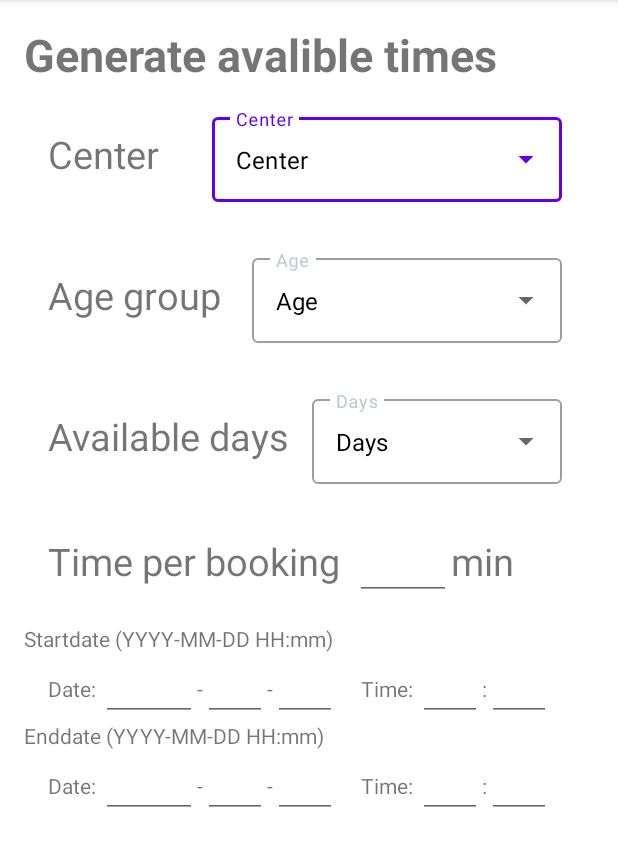
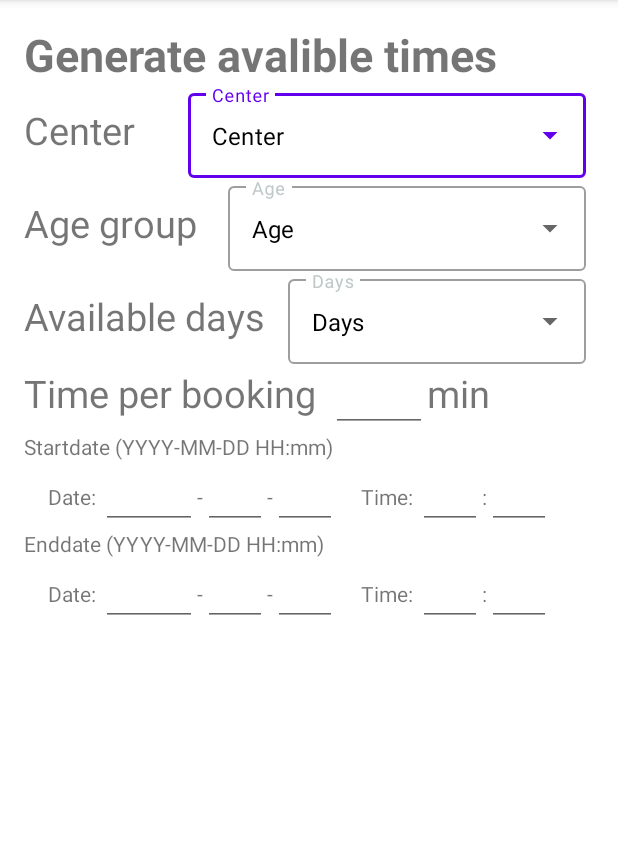
Before and after one commit to oliviahedlund/COVID, an Android app: the AdminBookingRange screen opened directly, with no data from a screen before it, on a phone screen of 412 x 824 dp, the part 84-950 px from its top. Run offline under Robolectric (Android 15) with nearby library versions, the phone set to English and light mode, and no system bars; 1 statement that could not run was skipped.

Commit message:
layout v.2

```diff
--- a/app/src/main/res/layout/fragment_admin_booking_range.xml
+++ b/app/src/main/res/layout/fragment_admin_booking_range.xml
@@ -5,6 +5,7 @@
     android:layout_height="match_parent"
     android:orientation="vertical"
     android:padding="16dp"
+    android:dividerPadding="32dp"
     tools:context=".Admin.AdminBookingRange">
 
     <TextView
@@ -17,9 +18,7 @@
     <LinearLayout
         android:layout_width="match_parent"
         android:layout_height="wrap_content"
-        android:dividerPadding="32dp"
-        android:orientation="horizontal"
-        android:padding="16dp">
+        android:orientation="horizontal">
 
         <TextView
             android:layout_width="wrap_content"
@@ -50,9 +49,7 @@
     <LinearLayout
         android:layout_width="match_parent"
         android:layout_height="wrap_content"
-        android:dividerPadding="32dp"
-        android:orientation="horizontal"
-        android:padding="16dp">
+        android:orientation="horizontal">
 
         <TextView
             android:layout_width="wrap_content"
@@ -83,9 +80,7 @@
     <LinearLayout
         android:layout_width="match_parent"
         android:layout_height="wrap_content"
-        android:dividerPadding="32dp"
-        android:orientation="horizontal"
-        android:padding="16dp">
+        android:orientation="horizontal">
 
         <TextView
             android:layout_width="wrap_content"
@@ -116,9 +111,7 @@
     <LinearLayout
         android:layout_width="match_parent"
         android:layout_height="wrap_content"
-        android:dividerPadding="32dp"
-        android:orientation="horizontal"
-        android:padding="16dp">
+        android:orientation="horizontal">
 
         <TextView
             android:layout_width="wrap_content"
```
